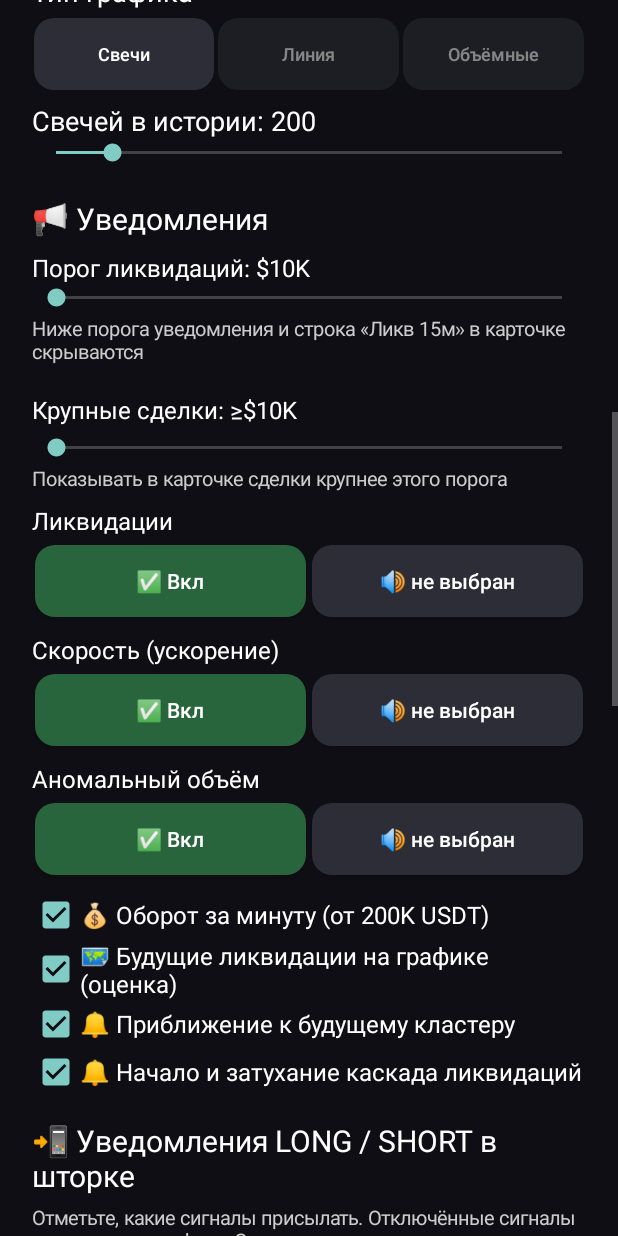
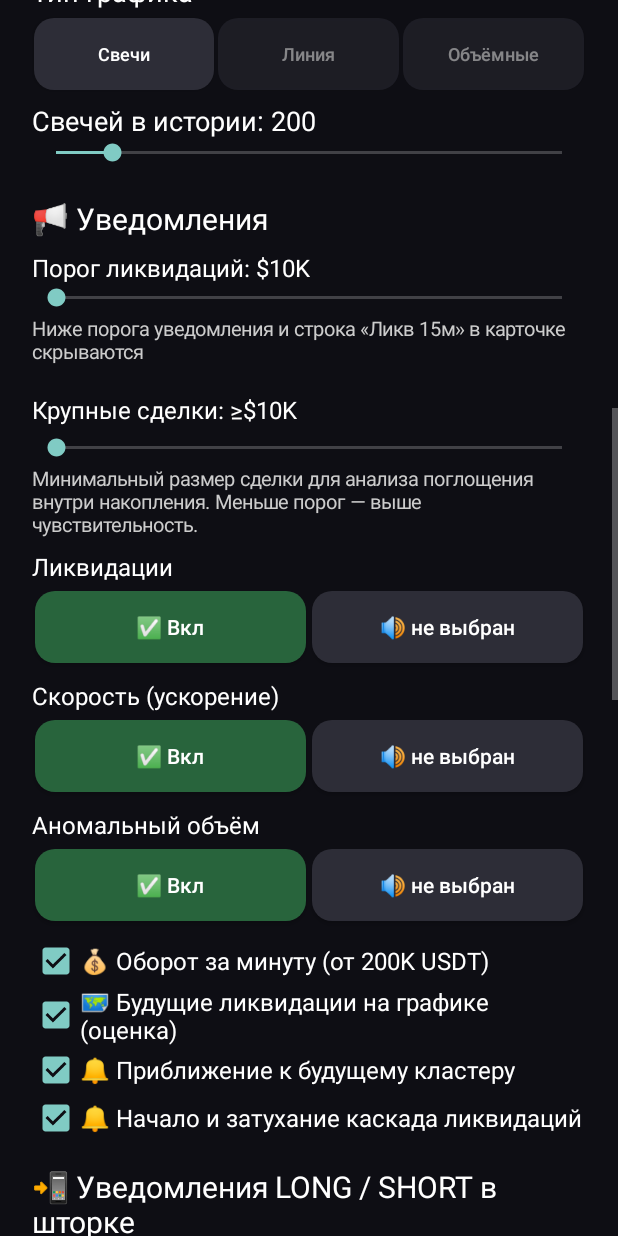
Before and after one commit to charikovlealeksei1993-cmyk/cryptotrader, an Android app: the SettingsActivity screen opened directly, with no data from a screen before it, scrolled down 1153 dp, on a phone screen of 412 x 824 dp. Run offline under Robolectric (Android 15) with nearby library versions, the phone set to English and light mode, and no system bars; network calls fail.

Commit message:
Explain large trade threshold for accumulation absorption

```diff
--- a/app/src/main/java/com/cryptotrader/bybit/SettingsActivity.kt
+++ b/app/src/main/java/com/cryptotrader/bybit/SettingsActivity.kt
@@ -608,7 +608,7 @@ liqThresholdLabel.text = formatThreshold(Prefs.liqThreshold(this))
         root.addView(lttSeek)
 
         val lttHint = TextView(this)
-        lttHint.text = "Показывать в карточке сделки крупнее этого порога"
+        lttHint.text = "Минимальный размер сделки для анализа поглощения внутри накопления. Меньше порог — выше чувствительность."
         lttHint.textSize = 13f
         lttHint.setTextColor(Prefs.textDim(this))
         lttHint.setPadding(0, 4, 0, 12)
```
